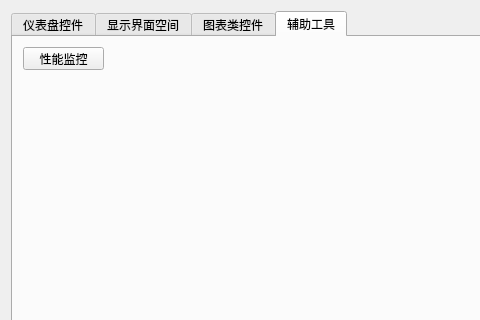
kevinlq/LQFramKit, file Exmaple/examplewidget.ui: the form before one commit; both pictures show x 0 to 480 and y 0 to 320 of the 656 by 578 pixel window.
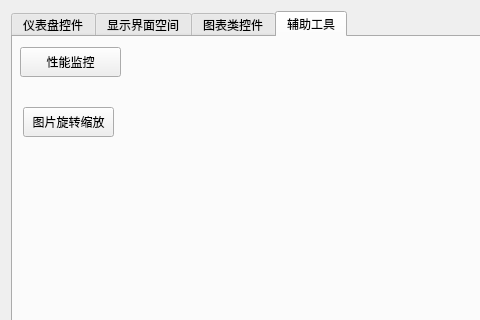
The form after the commit. The open tabs and pages were chosen to show the change.

Patch:
```diff
--- a/Exmaple/examplewidget.ui
+++ b/Exmaple/examplewidget.ui
@@ -146,18 +146,55 @@
         <attribute name="title">
          <string>辅助工具</string>
         </attribute>
-        <widget class="QPushButton" name="pushButton_6">
+        <widget class="QWidget" name="horizontalLayoutWidget">
          <property name="geometry">
           <rect>
            <x>10</x>
-           <y>10</y>
-           <width>81</width>
-           <height>23</height>
+           <y>60</y>
+           <width>91</width>
+           <height>51</height>
           </rect>
          </property>
-         <property name="text">
-          <string>性能监控</string>
+         <layout class="QHBoxLayout" name="horizontalLayout_2">
+          <item>
+           <widget class="QPushButton" name="pushButton_9">
+            <property name="minimumSize">
+             <size>
+              <width>0</width>
+              <height>30</height>
+             </size>
+            </property>
+            <property name="text">
+             <string>图片旋转缩放</string>
+            </property>
+           </widget>
+          </item>
+         </layout>
+        </widget>
+        <widget class="QWidget" name="horizontalLayoutWidget_2">
+         <property name="geometry">
+          <rect>
+           <x>7</x>
+           <y>0</y>
+           <width>101</width>
+           <height>51</height>
+          </rect>
          </property>
+         <layout class="QHBoxLayout" name="horizontalLayout_3">
+          <item>
+           <widget class="QPushButton" name="pushButton_6">
+            <property name="minimumSize">
+             <size>
+              <width>0</width>
+              <height>30</height>
+             </size>
+            </property>
+            <property name="text">
+             <string>性能监控</string>
+            </property>
+           </widget>
+          </item>
+         </layout>
         </widget>
        </widget>
       </widget>
```
Left out of the diff: 27 changed lines with no effect on the pictures.
